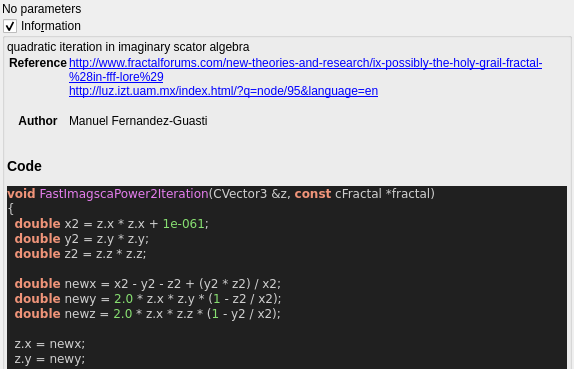
buddhi1980/mandelbulber2, file mandelbulber2/qt_data/fractal_imagsca_power_2.ui: the form before one commit; both pictures show x 0 to 574 and y 0 to 369 of the 574 by 692 pixel window.
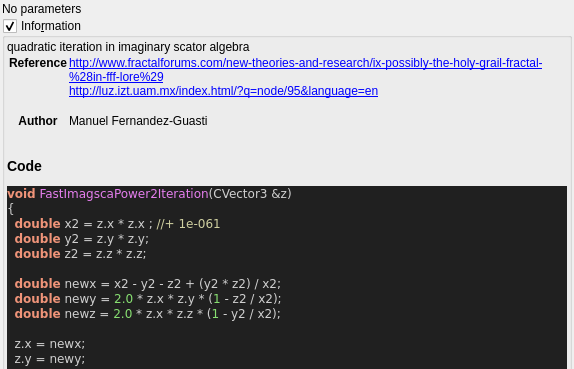
The form after the commit. Custom widgets are drawn as their Qt base class.

The edit to the form file:
```diff
--- a/mandelbulber2/qt_data/fractal_imagsca_power_2.ui
+++ b/mandelbulber2/qt_data/fractal_imagsca_power_2.ui
@@ -75,9 +75,9 @@
 &lt;/table&gt;
 &lt;h3&gt;Code&lt;/h3&gt;
 &lt;body style=&quot;background-color:#202020&quot;&gt;
-&lt;pre style=&quot;color:#d0d0d0; background-color:#202020;  font-family:'Courier New',monospace;&quot;&gt;&lt;span style=&quot;color:#f09479; font-weight:bold&quot;&gt;void&lt;/span&gt; &lt;span style=&quot;color:#e47eed&quot;&gt;FastImagscaPower2Iteration&lt;/span&gt;&lt;span style=&quot;color:#d0d0d0&quot;&gt;(&lt;/span&gt;CVector3 &lt;span style=&quot;color:#d0d0d0&quot;&gt;&amp;amp;&lt;/span&gt;z&lt;span style=&quot;color:#d0d0d0&quot;&gt;,&lt;/span&gt; &lt;span style=&quot;color:#f09479; font-weight:bold&quot;&gt;const&lt;/span&gt; cFractal &lt;span style=&quot;color:#d0d0d0&quot;&gt;*&lt;/span&gt;fractal&lt;span style=&quot;color:#d0d0d0&quot;&gt;)&lt;/span&gt;
+&lt;pre style=&quot;color:#d0d0d0; background-color:#202020;  font-family:'Courier New',monospace;&quot;&gt;&lt;span style=&quot;color:#f09479; font-weight:bold&quot;&gt;void&lt;/span&gt; &lt;span style=&quot;color:#e47eed&quot;&gt;FastImagscaPower2Iteration&lt;/span&gt;&lt;span style=&quot;color:#d0d0d0&quot;&gt;(&lt;/span&gt;CVector3 &lt;span style=&quot;color:#d0d0d0&quot;&gt;&amp;amp;&lt;/span&gt;z&lt;span style=&quot;color:#d0d0d0&quot;&gt;)&lt;/span&gt;
 &lt;span style=&quot;color:#d0d0d0&quot;&gt;{&lt;/span&gt;
-  &lt;span style=&quot;color:#f09479; font-weight:bold&quot;&gt;double&lt;/span&gt; x2 &lt;span style=&quot;color:#d0d0d0&quot;&gt;=&lt;/span&gt; z&lt;span style=&quot;color:#d0d0d0&quot;&gt;.&lt;/span&gt;x &lt;span style=&quot;color:#d0d0d0&quot;&gt;*&lt;/span&gt; z&lt;span style=&quot;color:#d0d0d0&quot;&gt;.&lt;/span&gt;x &lt;span style=&quot;color:#d0d0d0&quot;&gt;+&lt;/span&gt; &lt;span style=&quot;color:#87df71&quot;&gt;1e-061&lt;/span&gt;&lt;span style=&quot;color:#d0d0d0&quot;&gt;;&lt;/span&gt;
+  &lt;span style=&quot;color:#f09479; font-weight:bold&quot;&gt;double&lt;/span&gt; x2 &lt;span style=&quot;color:#d0d0d0&quot;&gt;=&lt;/span&gt; z&lt;span style=&quot;color:#d0d0d0&quot;&gt;.&lt;/span&gt;x &lt;span style=&quot;color:#d0d0d0&quot;&gt;*&lt;/span&gt; z&lt;span style=&quot;color:#d0d0d0&quot;&gt;.&lt;/span&gt;x &lt;span style=&quot;color:#d0d0d0&quot;&gt;;&lt;/span&gt; &lt;span style=&quot;color:#d0d0a0&quot;&gt;//+ 1e-061&lt;/span&gt;
   &lt;span style=&quot;color:#f09479; font-weight:bold&quot;&gt;double&lt;/span&gt; y2 &lt;span style=&quot;color:#d0d0d0&quot;&gt;=&lt;/span&gt; z&lt;span style=&quot;color:#d0d0d0&quot;&gt;.&lt;/span&gt;y &lt;span style=&quot;color:#d0d0d0&quot;&gt;*&lt;/span&gt; z&lt;span style=&quot;color:#d0d0d0&quot;&gt;.&lt;/span&gt;y&lt;span style=&quot;color:#d0d0d0&quot;&gt;;&lt;/span&gt;
   &lt;span style=&quot;color:#f09479; font-weight:bold&quot;&gt;double&lt;/span&gt; z2 &lt;span style=&quot;color:#d0d0d0&quot;&gt;=&lt;/span&gt; z&lt;span style=&quot;color:#d0d0d0&quot;&gt;.&lt;/span&gt;z &lt;span style=&quot;color:#d0d0d0&quot;&gt;*&lt;/span&gt; z&lt;span style=&quot;color:#d0d0d0&quot;&gt;.&lt;/span&gt;z&lt;span style=&quot;color:#d0d0d0&quot;&gt;;&lt;/span&gt;
 
```
